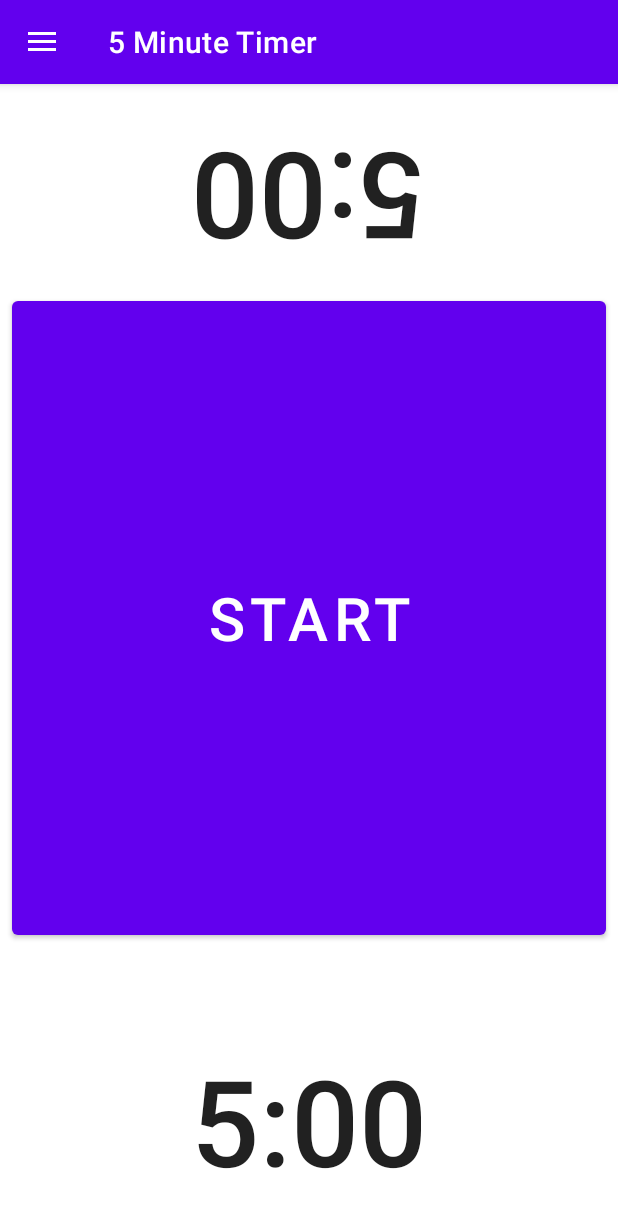
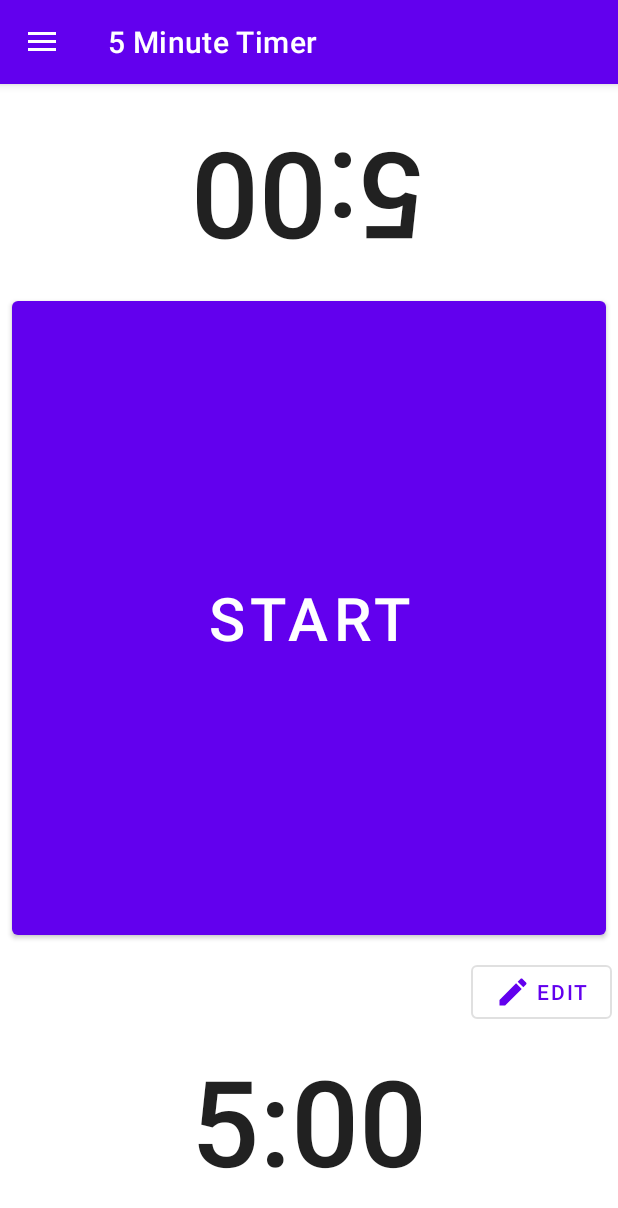
Before and after one commit to mueller-ma/TabletopTools, an Android app: the screen it shows after launch (MainActivity), in the side drawer, after a tap on "5 Minute Timer", on a phone screen of 412 x 824 dp. Shown: the top 1208 px of the screen. Run offline under Robolectric (Android 15) with nearby library versions, the phone set to English and light mode, and no system bars; our stand-ins replace navigation-ui.

Commit message:
Added Time Picker dialog fragment for user to edit count down time

```diff
--- a/app/src/main/java/com/github/muellerma/tabletoptools/ui/fragments/FMTFragment.kt
+++ b/app/src/main/java/com/github/muellerma/tabletoptools/ui/fragments/FMTFragment.kt
@@ -1,5 +1,6 @@
 package com.github.muellerma.tabletoptools.ui.fragments
 
+import android.content.Context
 import android.media.MediaPlayer
 import android.os.Bundle
 import android.os.CountDownTimer
@@ -12,21 +13,58 @@ import android.view.View
 import android.view.ViewGroup
 import android.widget.Button
 import android.widget.TextView
+import androidx.core.content.edit
 import androidx.core.view.isInvisible
 import androidx.core.view.isVisible
-import androidx.fragment.app.Fragment
 import com.github.muellerma.tabletoptools.R
+import com.github.muellerma.tabletoptools.ui.dialog.CountDownPickerDialog
+import java.util.concurrent.TimeUnit
 
 
 class FMTFragment : AbstractBaseFragment() {
     private lateinit var timerView1: TextView
     private lateinit var timerView2: TextView
     private lateinit var startButton: Button
+    private lateinit var editButton: Button
     private lateinit var resetButton: Button
     private var timer: CountDownTimer? = null
-    private var remainingTime: Long = DEFAULT_TIMER
+    var originalTime: Long = DEFAULT_TIMER
+    private var remainingTime: Long = originalTime
     private var timerRunning = false
     private var player: MediaPlayer? = null
+
+    override fun onCreate(savedInstanceState: Bundle?) {
+        super.onCreate(savedInstanceState)
+        val sharedPref = activity?.getPreferences(Context.MODE_PRIVATE) ?: return
+        val previousTimeMillis = sharedPref.getLong(PREVIOUS_MILLIS, DEFAULT_TIMER)
+        originalTime = previousTimeMillis
+        remainingTime = originalTime
+        childFragmentManager.setFragmentResultListener(
+            CountDownPickerDialog.RESULT_KEY,
+            this
+        ) { _, bundle ->
+            val minute = bundle.getInt(CountDownPickerDialog.MINUTE_KEY)
+            val seconds = bundle.getInt(CountDownPickerDialog.SECOND_KEY)
+            changeTimerTime(getMillisFromMinutesAndSeconds(minute, seconds))
+        }
+    }
+
+    private fun changeTimerTime(time: Long) {
+        if (time > 0L) {
+            originalTime = time
+            remainingTime = originalTime
+            activity?.getPreferences(Context.MODE_PRIVATE)?.edit {
+                putLong(PREVIOUS_MILLIS, time)
+            }
+            updateTimerView()
+        }
+    }
+
+    private fun getMillisFromMinutesAndSeconds(minutes: Int, seconds: Int): Long {
+        var total = TimeUnit.MINUTES.toMillis(minutes.toLong())
+        total += TimeUnit.SECONDS.toMillis(seconds.toLong())
+        return total
+    }
 
     override fun onCreateView(
         inflater: LayoutInflater,
@@ -38,10 +76,17 @@ class FMTFragment : AbstractBaseFragment() {
         timerView1 = root.findViewById(R.id.timer_view1)
         timerView2 = root.findViewById(R.id.timer_view2)
         startButton = root.findViewById(R.id.start_button)
+        editButton = root.findViewById(R.id.edit_time_button)
         resetButton = root.findViewById(R.id.reset_button)
 
         startButton.setOnClickListener {
             toggleTimer()
+        }
+
+        editButton.setOnClickListener {
+            CountDownPickerDialog().apply {
+                arguments = CountDownPickerDialog.createBundle(originalTime)
+            }.show(childFragmentManager, CountDownPickerDialog.TAG)
         }
 
         resetButton.setOnClickListener {
@@ -50,7 +95,7 @@ class FMTFragment : AbstractBaseFragment() {
                 toggleTimer()
             }
 
-            remainingTime = DEFAULT_TIMER
+            remainingTime = originalTime
             updateTimerView()
             startButton.isEnabled = true
         }
@@ -143,6 +188,7 @@ class FMTFragment : AbstractBaseFragment() {
 
     companion object {
         private var TAG = FMTFragment::class.java.simpleName
+        private const val PREVIOUS_MILLIS = "PREVIOUS_MILLIS"
         private const val DEFAULT_TIMER = 5 * 60 * 1000L
     }
 }
--- /dev/null
+++ b/app/src/main/res/drawable/ic_edit.xml
@@ -0,0 +1,10 @@
+<vector xmlns:android="http://schemas.android.com/apk/res/android"
+    android:width="24dp"
+    android:height="24dp"
+    android:viewportWidth="24"
+    android:viewportHeight="24"
+    android:tint="?attr/colorControlNormal">
+  <path
+      android:fillColor="@android:color/white"
+      android:pathData="M3,17.25V21h3.75L17.81,9.94l-3.75,-3.75L3,17.25zM20.71,7.04c0.39,-0.39 0.39,-1.02 0,-1.41l-2.34,-2.34c-0.39,-0.39 -1.02,-0.39 -1.41,0l-1.83,1.83 3.75,3.75 1.83,-1.83z"/>
+</vector>
--- a/app/src/main/res/layout/fragment_fmt.xml
+++ b/app/src/main/res/layout/fragment_fmt.xml
@@ -1,6 +1,5 @@
 <?xml version="1.0" encoding="utf-8"?>
-<ScrollView
-        xmlns:android="http://schemas.android.com/apk/res/android"
+<ScrollView xmlns:android="http://schemas.android.com/apk/res/android"
         xmlns:app="http://schemas.android.com/apk/res-auto"
         xmlns:tools="http://schemas.android.com/tools"
         android:layout_width="match_parent"
@@ -47,14 +46,30 @@
         <com.google.android.material.button.MaterialButton
                 android:id="@+id/reset_button"
                 style="@style/Widget.MaterialComponents.Button.OutlinedButton"
-                android:layout_width="match_parent"
+                android:layout_width="0dp"
                 android:layout_height="wrap_content"
                 android:layout_marginStart="8dp"
                 android:layout_marginEnd="8dp"
                 android:text="@string/fmt_timer_reset"
                 android:visibility="invisible"
+                app:layout_constraintEnd_toStartOf="@id/edit_time_button"
+                app:layout_constraintStart_toStartOf="parent"
+                app:layout_constraintBottom_toTopOf="@id/timer_view2"
+                tools:visibility="visible"
+                android:layout_marginBottom="8dp" />
+
+        <com.google.android.material.button.MaterialButton
+                android:id="@+id/edit_time_button"
+                style="@style/Widget.MaterialComponents.Button.OutlinedButton"
+                android:layout_width="wrap_content"
+                android:layout_height="wrap_content"
+                android:layout_marginStart="4dp"
+                android:layout_marginEnd="4dp"
+                android:text="@string/fmt_timer_edit"
+                app:icon="@drawable/ic_edit"
+                android:visibility="visible"
                 app:layout_constraintEnd_toEndOf="parent"
-                app:layout_constraintStart_toStartOf="parent"
+                app:layout_constraintStart_toEndOf="@id/reset_button"
                 app:layout_constraintBottom_toTopOf="@id/timer_view2"
                 tools:visibility="visible"
                 android:layout_marginBottom="8dp" />
--- a/app/src/main/res/values/strings.xml
+++ b/app/src/main/res/values/strings.xml
@@ -38,6 +38,10 @@
     <string name="fmt_timer_start">Start</string>
     <string name="fmt_timer_pause">Pause</string>
     <string name="fmt_timer_reset">Reset</string>
+    <string name="fmt_timer_edit">Edit</string>
+    <string name="fmt_timer_confirm">Confirm</string>
+    <string name="fmt_timer_select_min">Min</string>
+    <string name="fmt_timer_select_sec">Sec</string>
 
     <!-- Buzzers -->
     <string name="menu_buzzers">Buzzers</string>
```
Also changed, not shown: app/build.gradle (+4 -3 lines), app/src/main/java/com/github/muellerma/tabletoptools/ui/dialog/CountDownPickerDialog.kt (added, +71 -0 lines), app/src/main/res/layout/dialog_count_down_picker.xml (added, +62 -0 lines), 2 other files.
